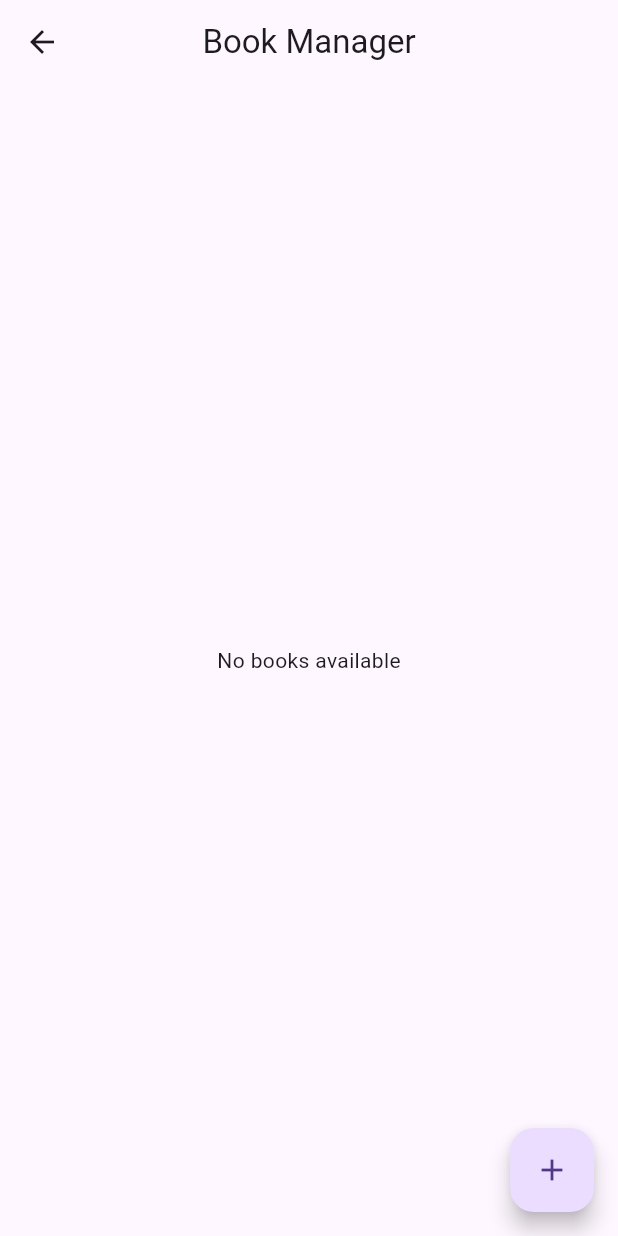
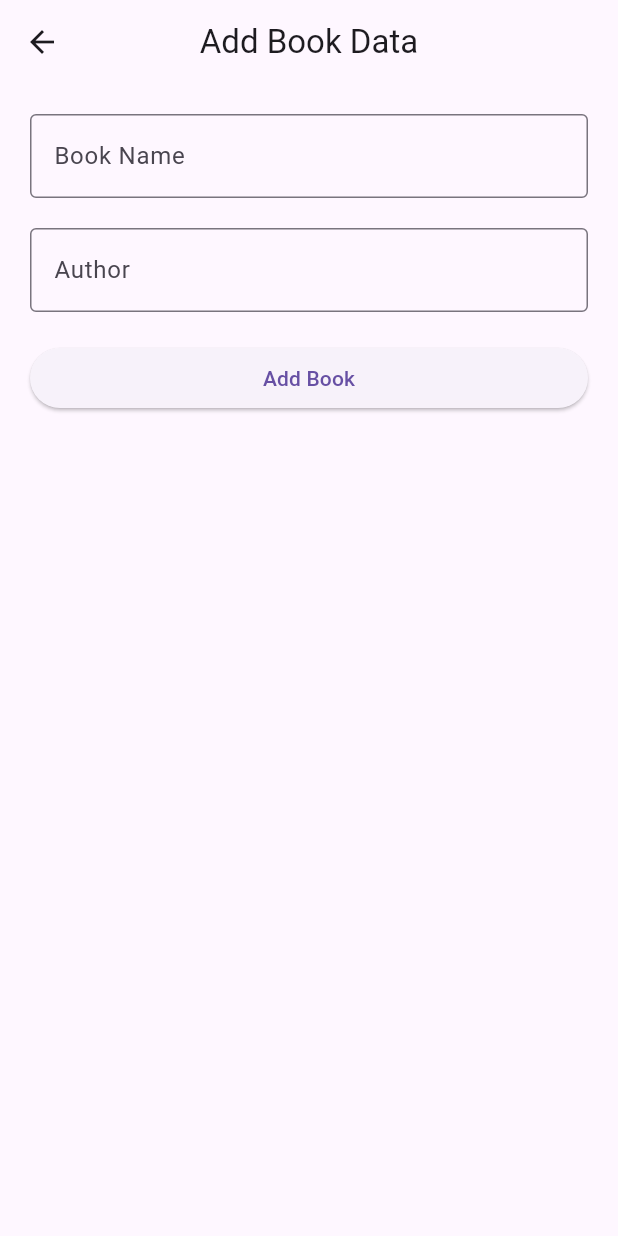
Before and after one commit to arieeefajar/flutter_get_cli_book_manager, a Flutter app: the BookView screen opened by its route, after a tap on the "add" icon, on a phone screen of 412 x 824 dp. Run offline on Flutter 3.47's test engine with Material 3 defaults, Android fonts, the phone set to English and light mode, and no system bars; our stand-ins replace get; network calls fail.

Commit message:
feat(books): create add page

```diff
--- /dev/null
+++ b/lib/app/modules/book/add_book/bindings/add_book_binding.dart
@@ -0,0 +1,12 @@
+import 'package:get/get.dart';
+
+import '../controllers/add_book_controller.dart';
+
+class AddBookBinding extends Bindings {
+  @override
+  void dependencies() {
+    Get.lazyPut<AddBookController>(
+      () => AddBookController(),
+    );
+  }
+}
--- /dev/null
+++ b/lib/app/modules/book/add_book/controllers/add_book_controller.dart
@@ -0,0 +1,7 @@
+import 'package:flutter/material.dart';
+import 'package:get/get.dart';
+
+class AddBookController extends GetxController {
+  TextEditingController bookNameC = TextEditingController();
+  TextEditingController authorC = TextEditingController();
+}
--- /dev/null
+++ b/lib/app/modules/book/add_book/views/add_book_view.dart
@@ -0,0 +1,39 @@
+import 'package:book_manager/app/modules/book/controllers/book_controller.dart';
+import 'package:flutter/material.dart';
+
+import 'package:get/get.dart';
+
+import '../controllers/add_book_controller.dart';
+
+class AddBookView extends GetView<AddBookController> {
+  const AddBookView({super.key});
+  @override
+  Widget build(BuildContext context) {
+    final bookC = Get.find<BookController>();
+    return Scaffold(
+      appBar: AppBar(title: const Text('Add Book Data'), centerTitle: true),
+      body: ListView(
+        padding: const EdgeInsets.all(20),
+        children: [
+          TextField(
+            controller: controller.bookNameC,
+            decoration: InputDecoration(
+              labelText: 'Book Name',
+              border: OutlineInputBorder(),
+            ),
+          ),
+          SizedBox(height: 20),
+          TextField(
+            controller: controller.authorC,
+            decoration: InputDecoration(
+              labelText: 'Author',
+              border: OutlineInputBorder(),
+            ),
+          ),
+          SizedBox(height: 20),
+          ElevatedButton(onPressed: () {}, child: const Text("Add Book")),
+        ],
+      ),
+    );
+  }
+}
--- a/lib/app/modules/book/views/book_view.dart
+++ b/lib/app/modules/book/views/book_view.dart
@@ -1,3 +1,4 @@
+import 'package:book_manager/app/routes/app_pages.dart';
 import 'package:flutter/material.dart';
 
 import 'package:get/get.dart';
@@ -40,7 +41,7 @@ class BookView extends GetView<BookController> {
         );
       }),
       floatingActionButton: FloatingActionButton(
-        onPressed: () {},
+        onPressed: () => Get.toNamed(Routes.ADD_BOOK),
         child: Icon(Icons.add),
       ),
     );
--- a/lib/app/routes/app_pages.dart
+++ b/lib/app/routes/app_pages.dart
@@ -1,5 +1,7 @@
 import 'package:get/get.dart';
 
+import '../modules/book/add_book/bindings/add_book_binding.dart';
+import '../modules/book/add_book/views/add_book_view.dart';
 import '../modules/book/bindings/book_binding.dart';
 import '../modules/book/views/book_view.dart';
 import '../modules/home/bindings/home_binding.dart';
@@ -22,6 +24,13 @@ class AppPages {
       name: _Paths.BOOK,
       page: () => const BookView(),
       binding: BookBinding(),
+      children: [
+        GetPage(
+          name: _Paths.ADD_BOOK,
+          page: () => const AddBookView(),
+          binding: AddBookBinding(),
+        ),
+      ],
     ),
   ];
 }
--- a/lib/app/routes/app_routes.dart
+++ b/lib/app/routes/app_routes.dart
@@ -5,10 +5,12 @@ abstract class Routes {
   Routes._();
   static const HOME = _Paths.HOME;
   static const BOOK = _Paths.BOOK;
+  static const ADD_BOOK = _Paths.BOOK + _Paths.ADD_BOOK;
 }
 
 abstract class _Paths {
   _Paths._();
   static const HOME = '/home';
   static const BOOK = '/book';
+  static const ADD_BOOK = '/add-book';
 }
```
